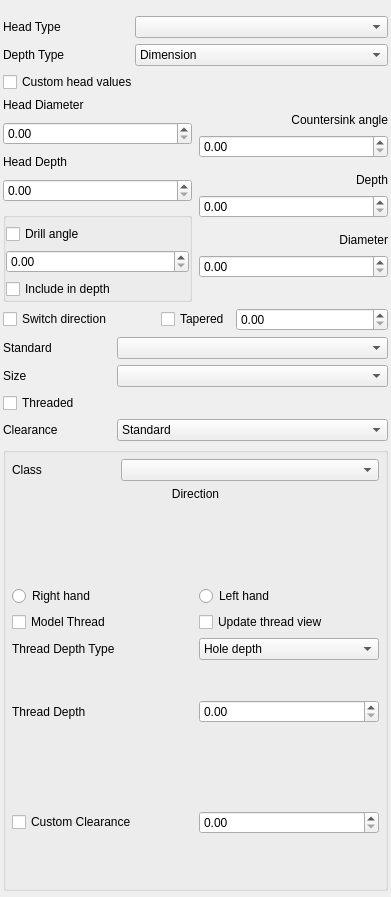
Old version of the form src/Mod/PartDesign/Gui/TaskHoleParameters.ui in the repository southseact-3d/fcd.
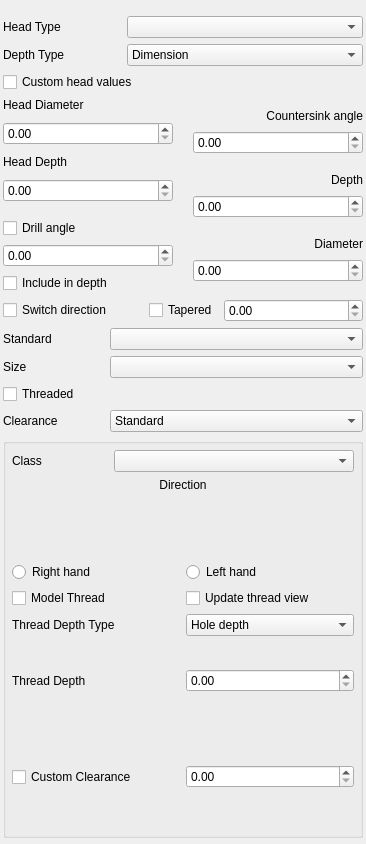
New version of the form. Icons and pictures are not drawn. Custom widgets are drawn as their Qt base class.

Commit message:
PD(hole taskpanel): Add custom widget for font-scaled SVGs
* feat: add custom widget for font scaled svgs
* refactor(PD): hole taskpanel svg tweaks
* fix(PD): build link on windows

Patch:
```diff
--- a/src/Mod/PartDesign/Gui/TaskHoleParameters.ui
+++ b/src/Mod/PartDesign/Gui/TaskHoleParameters.ui
@@ -6,8 +6,8 @@
    <rect>
     <x>0</x>
     <y>0</y>
-    <width>391</width>
-    <height>897</height>
+    <width>366</width>
+    <height>844</height>
    </rect>
   </property>
   <property name="sizePolicy">
@@ -239,7 +239,7 @@
           </layout>
          </item>
          <item>
-          <widget class="QGroupBox" name="DrillGroupBox">
+          <widget class="QFrame" name="DrillFrame">
            <property name="enabled">
             <bool>true</bool>
            </property>
@@ -249,9 +249,6 @@
              <verstretch>0</verstretch>
             </sizepolicy>
            </property>
-           <property name="title">
-            <string/>
-           </property>
            <layout class="QVBoxLayout" name="verticalLayout_5">
             <property name="spacing">
              <number>6</number>
@@ -323,28 +320,25 @@
         </layout>
        </item>
        <item>
-        <widget class="QLabel" name="cutDiagram">
+        <widget class="FontScaledSVG" name="cutDiagram" native="true">
          <property name="sizePolicy">
           <sizepolicy hsizetype="Fixed" vsizetype="Fixed">
            <horstretch>0</horstretch>
            <verstretch>0</verstretch>
           </sizepolicy>
          </property>
+         <property name="minimumSize">
+          <size>
+           <width>20</width>
+           <height>40</height>
+          </size>
+         </property>
          <property name="baseSize">
           <size>
            <width>0</width>
            <height>0</height>
           </size>
          </property>
-         <property name="text">
-          <string/>
-         </property>
-         <property name="pixmap">
-          <pixmap resource="Resources/PartDesign.qrc">:/images/hole_counterdrill_angled.svg</pixmap>
-         </property>
-         <property name="scaledContents">
-          <bool>true</bool>
-         </property>
         </widget>
        </item>
        <item>
@@ -358,22 +352,6 @@
          <property name="bottomMargin">
           <number>0</number>
          </property>
-         <item>
-          <spacer name="verticalSpacerTop">
-           <property name="orientation">
-            <enum>Qt::Vertical</enum>
-           </property>
-           <property name="sizeType">
-            <enum>QSizePolicy::Fixed</enum>
-           </property>
-           <property name="sizeHint" stdset="0">
-            <size>
-             <width>20</width>
-             <height>8</height>
-            </size>
-           </property>
-          </spacer>
-         </item>
          <item>
           <layout class="QVBoxLayout" name="verticalLayout_9">
            <item>
@@ -497,22 +475,6 @@
            </item>
           </layout>
          </item>
-         <item>
-          <spacer name="verticalSpacerBottom">
-           <property name="orientation">
-            <enum>Qt::Vertical</enum>
-           </property>
-           <property name="sizeType">
-            <enum>QSizePolicy::Fixed</enum>
-           </property>
-           <property name="sizeHint" stdset="0">
-            <size>
-             <width>20</width>
-             <height>17</height>
-            </size>
-           </property>
-          </spacer>
-         </item>
         </layout>
        </item>
       </layout>
@@ -1096,6 +1058,12 @@
    <extends>QCheckBox</extends>
    <header>Gui/ElideCheckBox.h</header>
   </customwidget>
+  <customwidget>
+   <class>FontScaledSVG</class>
+   <extends>QWidget</extends>
+   <header>Gui/FontScaledSVG.h</header>
+   <container>1</container>
+  </customwidget>
  </customwidgets>
  <resources>
   <include location="Resources/PartDesign.qrc"/>
```
The commit also changes 11 other files.
